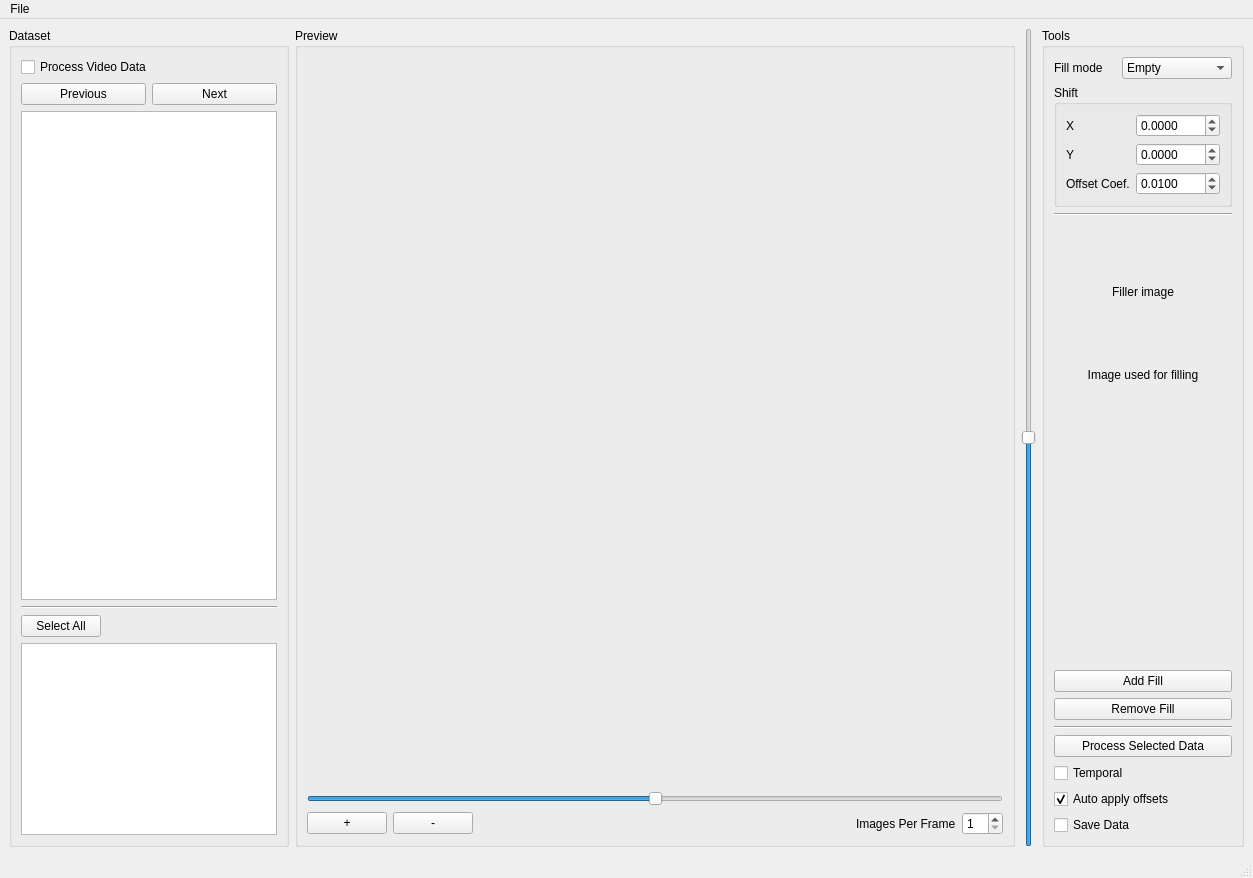
This is main/processor.ui in Garik-Mk/boo-anot as Qt 5 draws it before an edit. The edited form follows.
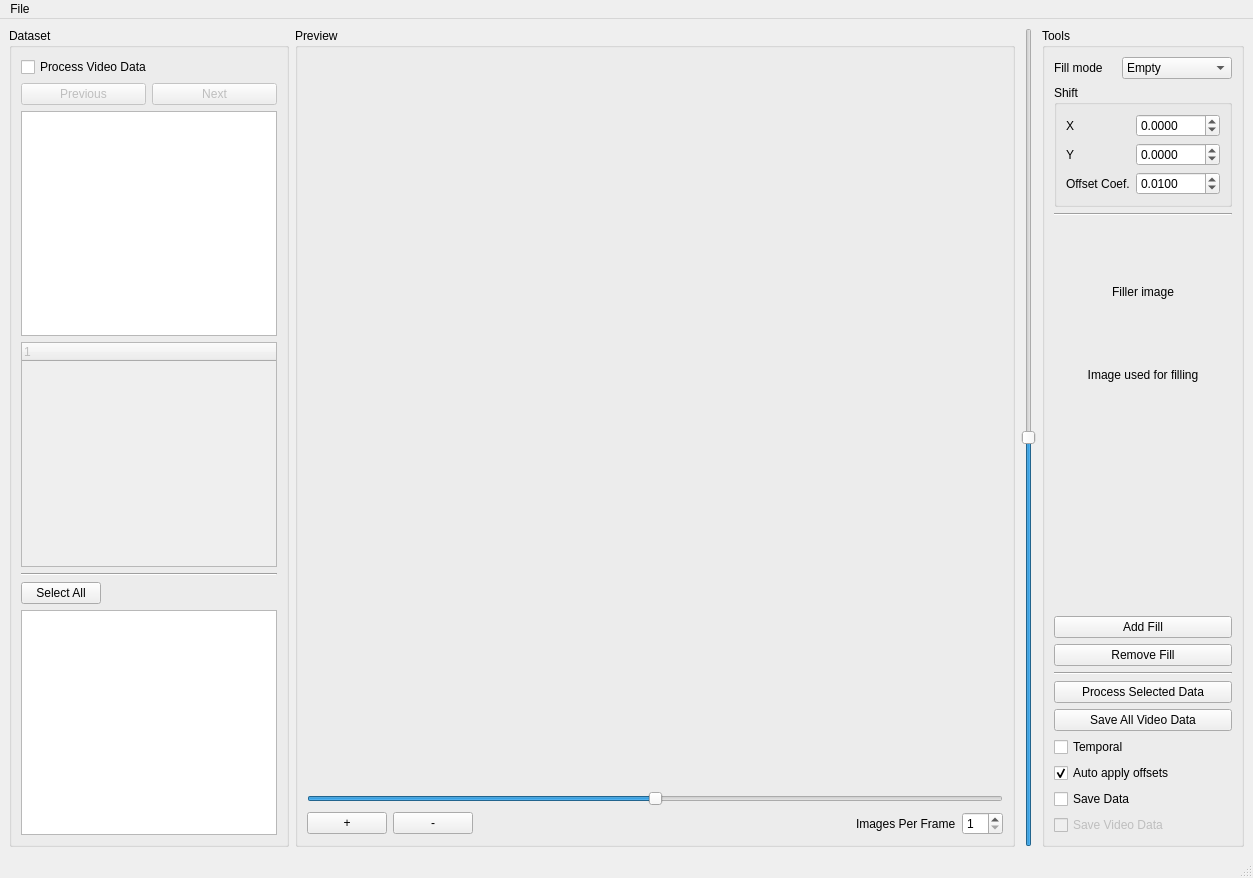
This is the edited form.

```diff
--- a/main/processor.ui
+++ b/main/processor.ui
@@ -20,7 +20,7 @@
       <property name="title">
        <string>Dataset</string>
       </property>
-      <layout class="QVBoxLayout" name="verticalLayout_2" stretch="0,0,1,0,0,0">
+      <layout class="QVBoxLayout" name="verticalLayout_2" stretch="0,0,0,0,0,0,0">
        <item>
         <widget class="QCheckBox" name="processVideoData">
          <property name="text">
@@ -32,6 +32,9 @@
         <layout class="QHBoxLayout" name="horizontalLayout_2">
          <item>
           <widget class="QPushButton" name="prevButton">
+           <property name="enabled">
+            <bool>false</bool>
+           </property>
            <property name="text">
             <string>Previous</string>
            </property>
@@ -39,6 +42,9 @@
          </item>
          <item>
           <widget class="QPushButton" name="nextButton">
+           <property name="enabled">
+            <bool>false</bool>
+           </property>
            <property name="text">
             <string>Next</string>
            </property>
@@ -53,6 +59,33 @@
          </property>
         </widget>
        </item>
+       <item>
+        <widget class="QTreeWidget" name="treeWidget">
+         <property name="enabled">
+          <bool>false</bool>
+         </property>
+         <property name="mouseTracking">
+          <bool>false</bool>
+         </property>
+         <property name="tabletTracking">
+          <bool>false</bool>
+         </property>
+         <property name="autoFillBackground">
+          <bool>true</bool>
+         </property>
+         <property name="animated">
+          <bool>true</bool>
+         </property>
+         <property name="allColumnsShowFocus">
+          <bool>false</bool>
+         </property>
+         <column>
+          <property name="text">
+           <string notr="true"/>
+          </property>
+         </column>
+        </widget>
+       </item>
        <item>
         <widget class="Line" name="line_3">
          <property name="orientation">
@@ -404,6 +437,13 @@
          </property>
         </widget>
        </item>
+       <item>
+        <widget class="QPushButton" name="SaveAllVideoData">
+         <property name="text">
+          <string>Save All Video Data</string>
+         </property>
+        </widget>
+       </item>
        <item>
         <widget class="QCheckBox" name="temporal_checkbox">
          <property name="text">
@@ -428,6 +468,16 @@
          </property>
         </widget>
        </item>
+       <item>
+        <widget class="QCheckBox" name="SaveVideoData">
+         <property name="enabled">
+          <bool>false</bool>
+         </property>
+         <property name="text">
+          <string>Save Video Data</string>
+         </property>
+        </widget>
+       </item>
       </layout>
      </widget>
     </item>
```
